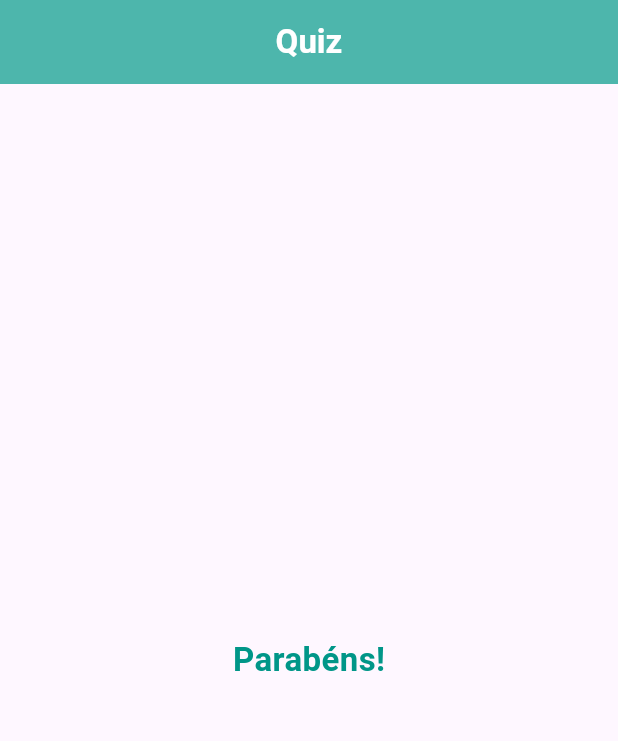
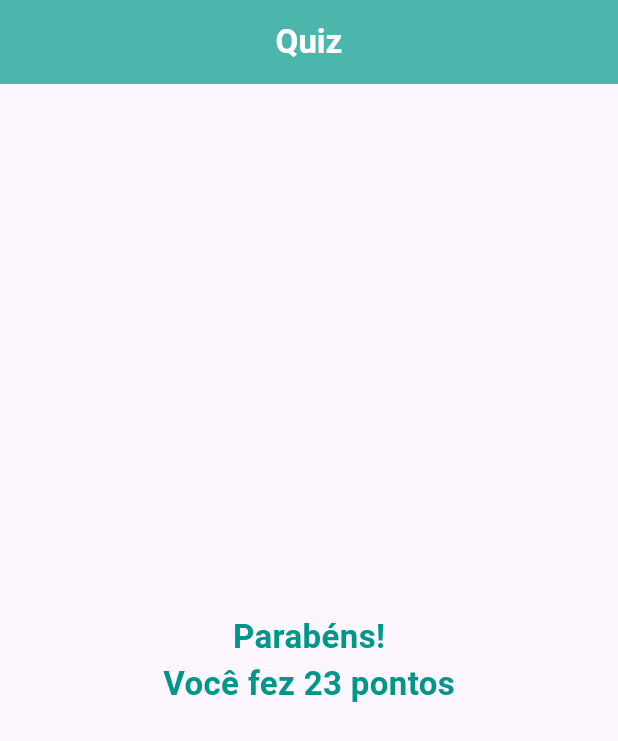
Before and after one commit to mateusalmeiida/quiz-flutter, a Flutter app: the screen it shows after launch, after a tap on "Azul", after a tap on "Gato", after a tap on "Guerra nas estrelas", on a phone screen of 412 x 824 dp. Shown: the top 741 px of the screen. Run offline on Flutter 3.47's test engine with Material 3 defaults, Android fonts, the phone set to English and light mode, and no system bars.

Commit message:
Adicionada pontuação do questionário;

```diff
--- a/lib/main.dart
+++ b/lib/main.dart
@@ -8,31 +8,43 @@ void main() {
 
 class _PerguntaAppState extends State<PerguntaApp> {
   int _perguntaSelecionada = 0;
+  int _pontuacaoTotal = 0;
 
   final List<Map<String, Object>> _questionario = const [
     {
       'pergunta': 'Qual a sua cor favorita?',
-      'respostas': ['Azul', 'Verde', 'Vermelho', 'Amarelo'],
+      'respostas': [
+        {'texto': 'Azul', 'nota': 10},
+        {'texto': 'Verde', 'nota': 8},
+        {'texto': 'Vermelho', 'nota': 5},
+        {'texto': 'Amarelo', 'nota': 2},
+      ],
     },
     {
       'pergunta': 'Qual o seu animal favorito?',
-      'respostas': ['Cachorro', 'Gato', 'Coelho', 'Vaca']
+      'respostas': [
+        {'texto': 'Cachorro', 'nota': 10},
+        {'texto': 'Gato', 'nota': 8},
+        {'texto': 'Coelho', 'nota': 5},
+        {'texto': 'Vaca', 'nota': 9},
+      ]
     },
     {
       'pergunta': 'Qual o seu filme favorito?',
       'respostas': [
-        'Interestelar',
-        'Vingadores',
-        'Guerra nas estrelas',
-        'Superman'
+        {'texto': 'Interestelar', 'nota': 10},
+        {'texto': 'Vingadores', 'nota': 8},
+        {'texto': 'Guerra nas estrelas', 'nota': 5},
+        {'texto': 'Superman', 'nota': 5},
       ],
     }
   ];
 
-  void _responder() {
+  void _responder(int pontuacao) {
     if (temPerguntaSelecionada) {
       setState(() {
         _perguntaSelecionada++;
+        _pontuacaoTotal += pontuacao;
       });
     }
   }
@@ -61,7 +73,9 @@ class _PerguntaAppState extends State<PerguntaApp> {
                   perguntaSelecionada: _perguntaSelecionada,
                   responder: _responder,
                 )
-              : Resultado()),
+              : Resultado(
+                  pontuacao: _pontuacaoTotal.toString(),
+                )),
     );
   }
 }
--- a/lib/questionario.dart
+++ b/lib/questionario.dart
@@ -5,7 +5,7 @@ import 'package:quiz/resposta.dart';
 class Questionario extends StatelessWidget {
   final List<Map<String, Object>> questionario;
   final int perguntaSelecionada;
-  final void Function() responder;
+  final void Function(int) responder;
   final bool temPerguntaSelecionada;
 
   const Questionario({
@@ -18,12 +18,14 @@ class Questionario extends StatelessWidget {
 
   @override
   Widget build(BuildContext context) {
-    List<String> respostas = temPerguntaSelecionada
+    List<Map<String, Object>> respostas = temPerguntaSelecionada
         ? questionario[perguntaSelecionada].cast()['respostas']
         : [];
 
-    List<Widget> componentes = respostas.map((t) {
-      return Resposta(t, responder);
+    List<Widget> componentes = respostas.map((resp) {
+      return Resposta(resp['texto'].toString(), () {
+        responder(int.parse(resp['nota'].toString()));
+      });
     }).toList();
 
     return Container(
--- a/lib/resposta.dart
+++ b/lib/resposta.dart
@@ -1,11 +1,10 @@
 import 'package:flutter/material.dart';
 
 class Resposta extends StatelessWidget {
-
   final String texto;
   final void Function() quandoSelecionado;
 
-  const Resposta(this.texto, this.quandoSelecionado,{super.key});
+  const Resposta(this.texto, this.quandoSelecionado, {super.key});
 
   @override
   Widget build(BuildContext context) {
@@ -17,7 +16,8 @@ class Resposta extends StatelessWidget {
           shape: WidgetStateProperty.all<OutlinedBorder>(LinearBorder()),
           backgroundColor: WidgetStateProperty.all<Color>(Colors.teal[300]!),
           foregroundColor: WidgetStateProperty.all<Color>(Colors.white),
-          textStyle: WidgetStateProperty.all<TextStyle>(TextStyle(fontSize: 20)),
+          textStyle:
+              WidgetStateProperty.all<TextStyle>(TextStyle(fontSize: 20)),
         ),
         onPressed: quandoSelecionado,
         child: Text(texto),
--- a/lib/resultado.dart
+++ b/lib/resultado.dart
@@ -1,15 +1,32 @@
 import 'package:flutter/material.dart';
 
 class Resultado extends StatelessWidget {
-  const Resultado({super.key});
+  final String pontuacao;
+
+  const Resultado({required this.pontuacao, super.key});
 
   @override
   Widget build(BuildContext context) {
-    return const Center(
-        child: Text(
-      'Parabéns!',
-      style: TextStyle(
-          fontSize: 22, fontWeight: FontWeight.bold, color: Colors.teal),
-    ));
+    return Center(
+      child: Column(
+          crossAxisAlignment: CrossAxisAlignment.center,
+          mainAxisAlignment: MainAxisAlignment.center,
+          children: [
+            Text(
+              'Parabéns!',
+              style: TextStyle(
+                  fontSize: 22,
+                  fontWeight: FontWeight.bold,
+                  color: Colors.teal),
+            ),
+            Text(
+              'Você fez $pontuacao pontos',
+              style: TextStyle(
+                  fontSize: 22,
+                  fontWeight: FontWeight.bold,
+                  color: Colors.teal),
+            ),
+          ]),
+    );
   }
 }
```
